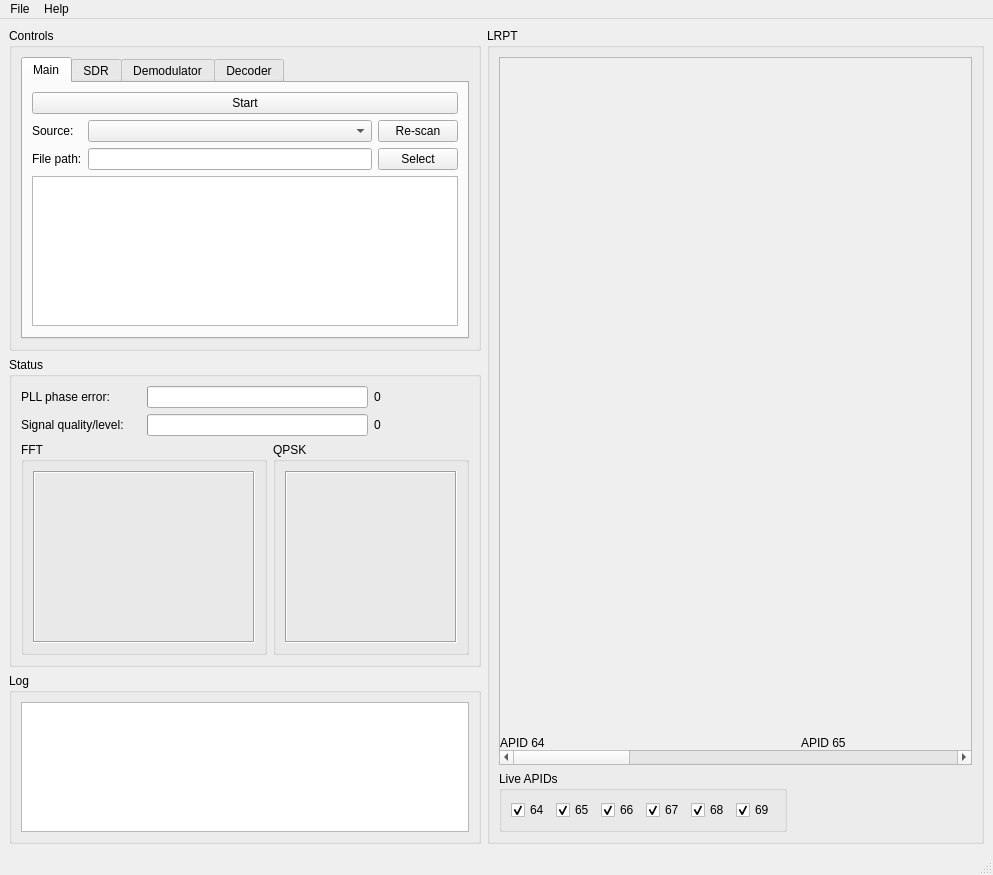
First picture: the form in src/MainWindow.ui, repository dvdesolve/qlrpt, before the edit.
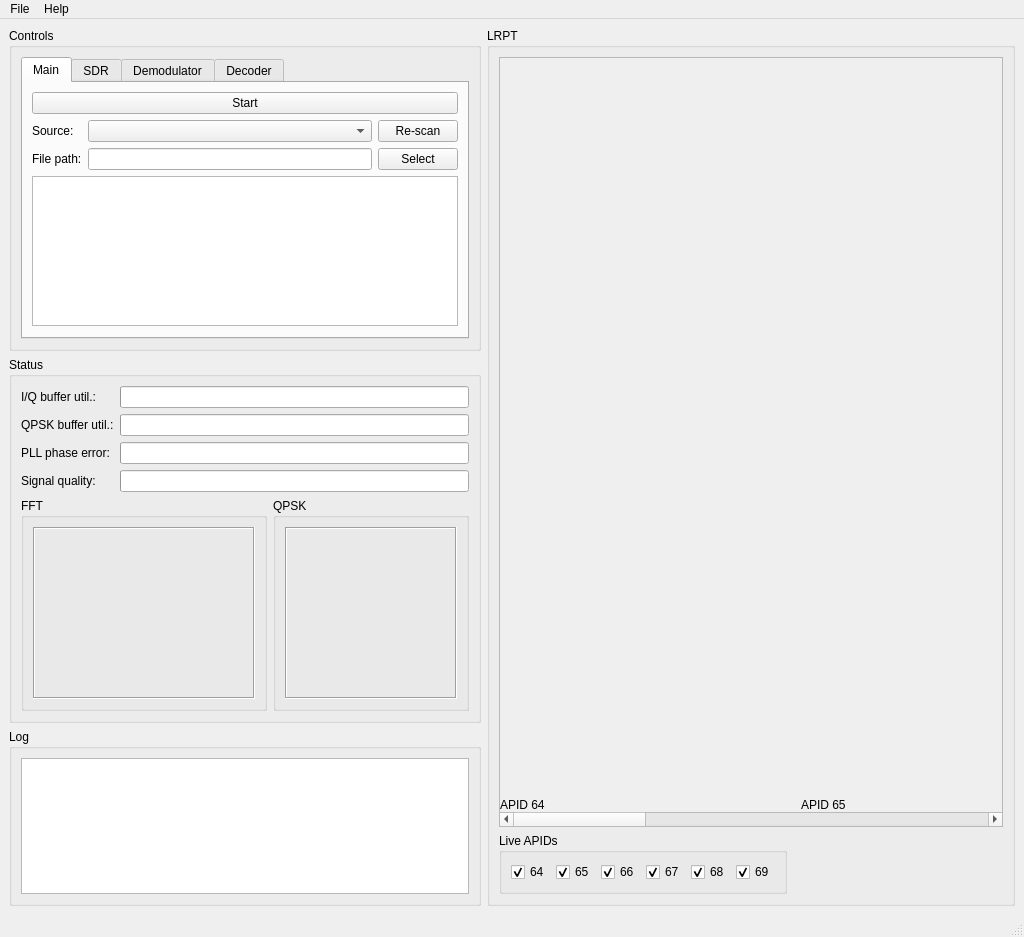
Second picture: the form after the edit. Custom widgets are drawn as their Qt base class.

Commit message: Add settings dialog

What changed in the file:
```diff
--- a/src/MainWindow.ui
+++ b/src/MainWindow.ui
@@ -6,8 +6,8 @@
    <rect>
     <x>0</x>
     <y>0</y>
-    <width>993</width>
-    <height>875</height>
+    <width>1024</width>
+    <height>937</height>
    </rect>
   </property>
   <property name="windowTitle">
@@ -494,7 +494,7 @@
             <x>0</x>
             <y>0</y>
             <width>1818</width>
-            <height>676</height>
+            <height>738</height>
            </rect>
           </property>
           <layout class="QHBoxLayout" name="horizontalLayout">
@@ -803,7 +803,33 @@
        <string>Status</string>
       </property>
       <layout class="QGridLayout" name="gridLayout">
-       <item row="2" column="0" colspan="2">
+       <item row="0" column="0">
+        <widget class="QLabel" name="IQBufferUtilLbl">
+         <property name="sizePolicy">
+          <sizepolicy hsizetype="Maximum" vsizetype="Preferred">
+           <horstretch>0</horstretch>
+           <verstretch>0</verstretch>
+          </sizepolicy>
+         </property>
+         <property name="text">
+          <string>I/Q buffer util.:</string>
+         </property>
+        </widget>
+       </item>
+       <item row="2" column="0">
+        <widget class="QLabel" name="PhaseErrorLbl">
+         <property name="sizePolicy">
+          <sizepolicy hsizetype="Maximum" vsizetype="Preferred">
+           <horstretch>0</horstretch>
+           <verstretch>0</verstretch>
+          </sizepolicy>
+         </property>
+         <property name="text">
+          <string>PLL phase error:</string>
+         </property>
+        </widget>
+       </item>
+       <item row="4" column="0" colspan="2">
         <widget class="QGroupBox" name="FFTPlotGB">
          <property name="title">
           <string>FFT</string>
@@ -840,14 +866,20 @@
          </layout>
         </widget>
        </item>
-       <item row="0" column="3">
-        <widget class="QLabel" name="PhaseErrorValLbl">
+       <item row="3" column="0">
+        <widget class="QLabel" name="SignalQualityLbl">
+         <property name="sizePolicy">
+          <sizepolicy hsizetype="Maximum" vsizetype="Preferred">
+           <horstretch>0</horstretch>
+           <verstretch>0</verstretch>
+          </sizepolicy>
+         </property>
          <property name="text">
-          <string>0</string>
+          <string>Signal quality:</string>
          </property>
         </widget>
        </item>
-       <item row="0" column="1" colspan="2">
+       <item row="2" column="1" colspan="2">
         <widget class="QProgressBar" name="PhaseErrorBar">
          <property name="value">
           <number>0</number>
@@ -857,7 +889,7 @@
          </property>
         </widget>
        </item>
-       <item row="2" column="2" colspan="2">
+       <item row="4" column="2">
         <widget class="QGroupBox" name="QPSKGB">
          <property name="title">
           <string>QPSK</string>
@@ -894,14 +926,7 @@
          </layout>
         </widget>
        </item>
-       <item row="1" column="3">
-        <widget class="QLabel" name="SignalLevelValLbl">
-         <property name="text">
-          <string>0</string>
-         </property>
-        </widget>
-       </item>
-       <item row="1" column="1" colspan="2">
+       <item row="3" column="1" colspan="2">
         <widget class="QProgressBar" name="SignalQualityBar">
          <property name="value">
           <number>0</number>
@@ -911,17 +936,36 @@
          </property>
         </widget>
        </item>
+       <item row="0" column="1" colspan="2">
+        <widget class="QProgressBar" name="IQBufferUtilBar">
+         <property name="value">
+          <number>0</number>
+         </property>
+         <property name="textVisible">
+          <bool>false</bool>
+         </property>
+        </widget>
+       </item>
        <item row="1" column="0">
-        <widget class="QLabel" name="SignalQualityLevelLbl">
+        <widget class="QLabel" name="QPSKBufferUtilLbl">
+         <property name="sizePolicy">
+          <sizepolicy hsizetype="Maximum" vsizetype="Preferred">
+           <horstretch>0</horstretch>
+           <verstretch>0</verstretch>
+          </sizepolicy>
+         </property>
          <property name="text">
-          <string>Signal quality/level:</string>
+          <string>QPSK buffer util.:</string>
          </property>
         </widget>
        </item>
-       <item row="0" column="0">
-        <widget class="QLabel" name="PhaseErrorLbl">
-         <property name="text">
-          <string>PLL phase error:</string>
+       <item row="1" column="1" colspan="2">
+        <widget class="QProgressBar" name="QPSKBufferUtilBar">
+         <property name="value">
+          <number>0</number>
+         </property>
+         <property name="textVisible">
+          <bool>false</bool>
          </property>
         </widget>
        </item>
@@ -935,7 +979,7 @@
     <rect>
      <x>0</x>
      <y>0</y>
-     <width>993</width>
+     <width>1024</width>
      <height>29</height>
     </rect>
    </property>
```
Left out of the diff: 114 changed lines with no effect on the pictures. The commit also changes 6 other files.
